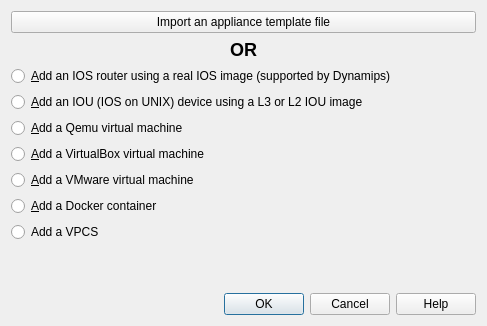
Qt form gns3/ui/new_appliance_dialog.ui (GNS3/gns3-gui) before a commit.
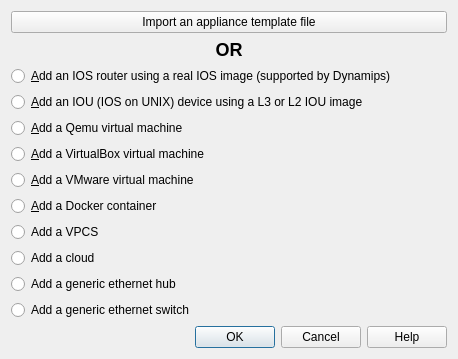
The same form after that commit.

Commit message:
Add hub, switch and cloud in the new template appliance dialog
Fix #1479

What changed in the file:
```diff
--- a/gns3/ui/new_appliance_dialog.ui
+++ b/gns3/ui/new_appliance_dialog.ui
@@ -9,8 +9,8 @@
    <rect>
     <x>0</x>
     <y>0</y>
-    <width>487</width>
-    <height>326</height>
+    <width>458</width>
+    <height>317</height>
    </rect>
   </property>
   <property name="sizePolicy">
@@ -90,17 +90,25 @@
     </widget>
    </item>
    <item>
-    <spacer name="verticalSpacer">
-     <property name="orientation">
-      <enum>Qt::Vertical</enum>
+    <widget class="QRadioButton" name="uiAddCloudRadioButton">
+     <property name="text">
+      <string>Add a cloud</string>
      </property>
-     <property name="sizeHint" stdset="0">
-      <size>
-       <width>20</width>
-       <height>40</height>
-      </size>
+    </widget>
+   </item>
+   <item>
+    <widget class="QRadioButton" name="uiAddEthernetHubRadioButton">
+     <property name="text">
+      <string>Add a generic ethernet hub</string>
      </property>
-    </spacer>
+    </widget>
+   </item>
+   <item>
+    <widget class="QRadioButton" name="uiAddEthernetSwitchRadioButton">
+     <property name="text">
+      <string>Add a generic ethernet switch</string>
+     </property>
+    </widget>
    </item>
    <item>
     <layout class="QHBoxLayout" name="horizontalLayout">
```
The commit also changes 2 other files.
